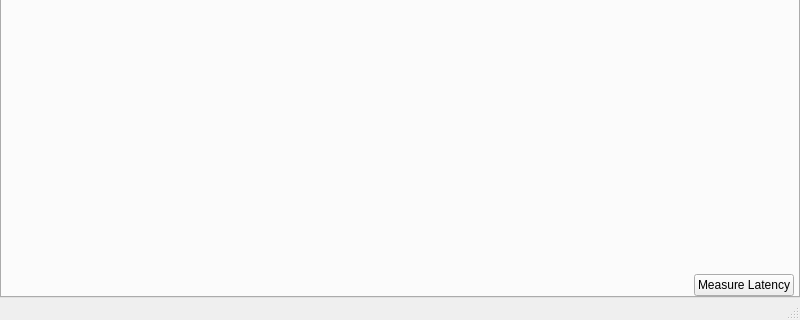
lancegilbert/LatencyTest, file latencytest/ui/ltmainwindowui.ui: the form before one commit; both pictures show x 0 to 800 and y 280 to 600 of the 800 by 600 pixel window.
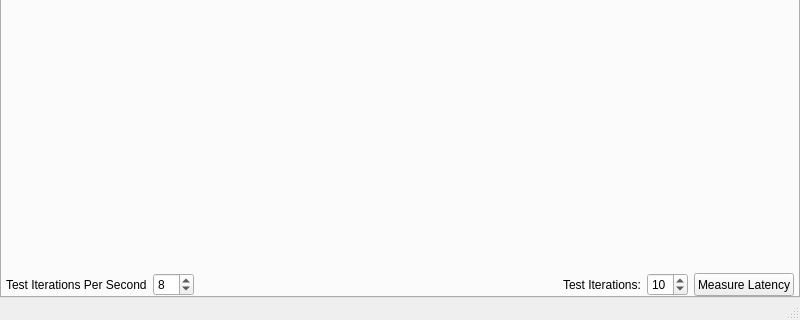
The form after the commit.

Commit message: Bunch more minor improvements, more accurate timing, test sample count and rate control

What changed in the file:
```diff
--- a/latencytest/ui/ltmainwindowui.ui
+++ b/latencytest/ui/ltmainwindowui.ui
@@ -211,6 +211,32 @@
         </item>
         <item>
          <layout class="QHBoxLayout" name="horizontalLayout">
+          <item>
+           <widget class="QLabel" name="label_9">
+            <property name="text">
+             <string>Test Iterations Per Second</string>
+            </property>
+           </widget>
+          </item>
+          <item>
+           <widget class="QSpinBox" name="testsPerSecondSpinBox">
+            <property name="sizePolicy">
+             <sizepolicy hsizetype="Minimum" vsizetype="Minimum">
+              <horstretch>0</horstretch>
+              <verstretch>0</verstretch>
+             </sizepolicy>
+            </property>
+            <property name="minimum">
+             <number>1</number>
+            </property>
+            <property name="maximum">
+             <number>20</number>
+            </property>
+            <property name="value">
+             <number>8</number>
+            </property>
+           </widget>
+          </item>
           <item>
            <spacer name="horizontalSpacer_4">
             <property name="orientation">
@@ -224,6 +250,32 @@
             </property>
            </spacer>
           </item>
+          <item>
+           <widget class="QLabel" name="label_8">
+            <property name="text">
+             <string>Test Iterations:</string>
+            </property>
+           </widget>
+          </item>
+          <item>
+           <widget class="QSpinBox" name="testIterationsSpinBox">
+            <property name="sizePolicy">
+             <sizepolicy hsizetype="Minimum" vsizetype="Minimum">
+              <horstretch>0</horstretch>
+              <verstretch>0</verstretch>
+             </sizepolicy>
+            </property>
+            <property name="suffix">
+             <string/>
+            </property>
+            <property name="minimum">
+             <number>1</number>
+            </property>
+            <property name="value">
+             <number>10</number>
+            </property>
+           </widget>
+          </item>
           <item>
            <widget class="QPushButton" name="measureLatencyButton">
             <property name="sizePolicy">
```
The commit also changes 2 other files.
